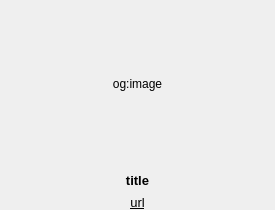
The window that widget/WebLinkThumbWidget.ui (SeptemberHX/MPaste) describes before a commit, drawn with Qt 5.
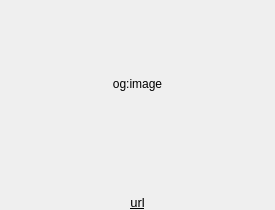
The same window after the commit.

The edit to the form file:
```diff
--- a/widget/WebLinkThumbWidget.ui
+++ b/widget/WebLinkThumbWidget.ui
@@ -108,7 +108,7 @@
       <enum>QFrame::Shape::NoFrame</enum>
      </property>
      <property name="text">
-      <string notr="true">title</string>
+      <string notr="true"/>
      </property>
      <property name="scaledContents">
       <bool>true</bool>
```
